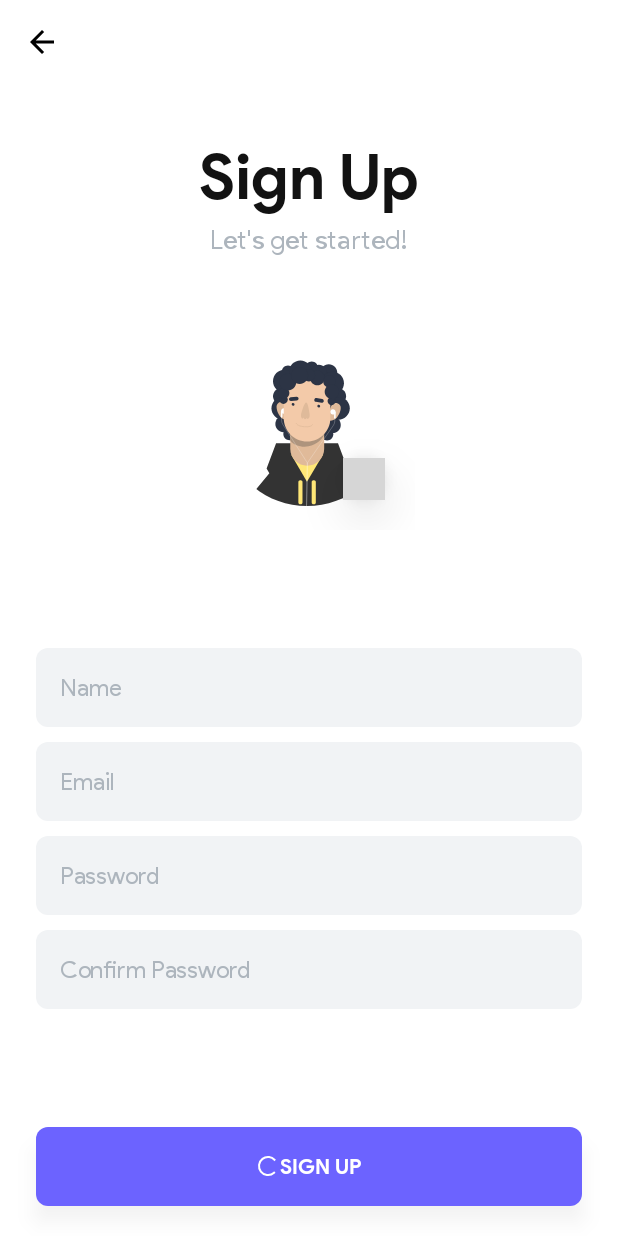
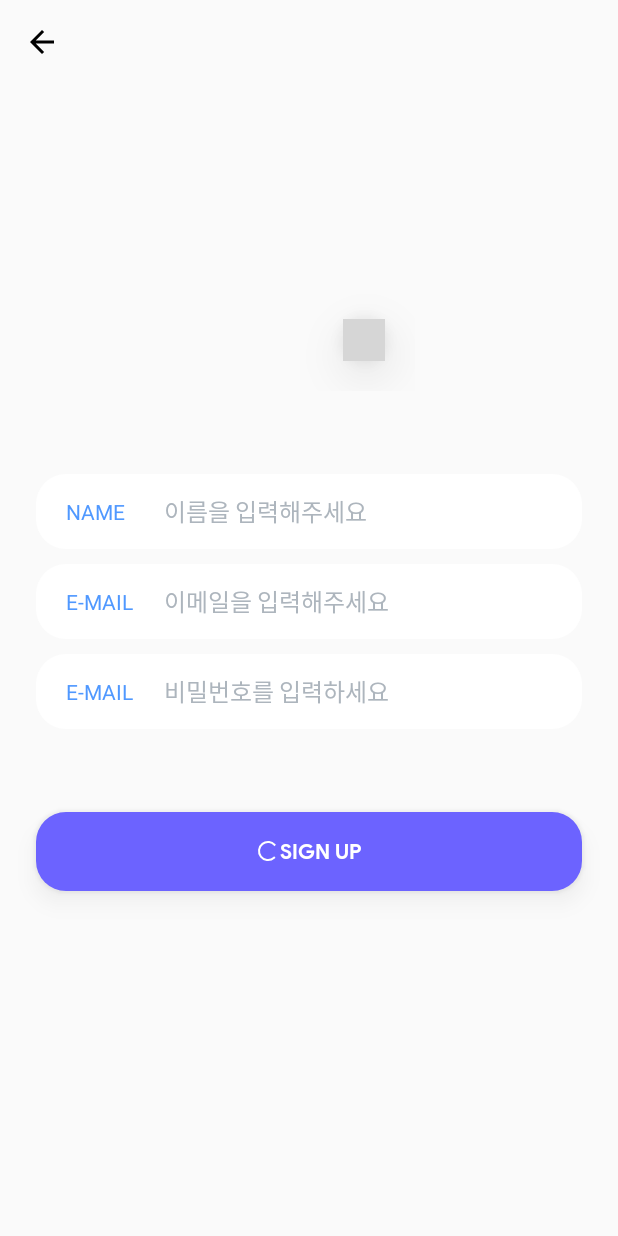
Before and after one commit to roian6/SunrinHack2020, an Android app: the RegisterActivity screen opened directly, with no data from a screen before it, on a phone screen of 412 x 824 dp. Run offline under Robolectric (Android 15) with nearby library versions, the phone set to English and light mode, and no system bars; our stand-ins replace CircleImageView, Firebase (no records; nobody signed in at launch, a user with empty details on screens opened directly), data binding; libraries missing offline, so code that uses them is left out: gun0912.tedimagepicker.builder, gun0912.tedkeyboardobserver; pictures from the network do not load; 1 statement that could not run was skipped; grey boxes are pictures that could not be loaded.

Commit message:
login_register_xml

```diff
--- a/app/src/main/java/com/david0926/sunrinhack2020/RegisterActivity.java
+++ b/app/src/main/java/com/david0926/sunrinhack2020/RegisterActivity.java
@@ -89,9 +89,6 @@ public class RegisterActivity extends AppCompatActivity {
             else if (!isValidPw(binding.getPw())) //invalid password
                 showErrorMsg("Please enter a valid password. (6~24 letters, 0-9 + A-z)");
 
-            else if (!binding.getPw().equals(binding.getPwcheck())) //password confirm failed
-                showErrorMsg("Please enter same password in both fields.");
-
             else if (binding.imgRegiProfile.getDrawable() == null) //profile image not uploaded
                 showErrorMsg("Please upload your profile image.");
 
@@ -182,7 +179,6 @@ public class RegisterActivity extends AppCompatActivity {
 
     private void setProfileImage(Uri uri) {
         if (getMimeType(uri).equals("image/jpeg") || getMimeType(uri).equals("image/png")) {
-            binding.lottieRegiProfile.setVisibility(View.GONE);
             Glide.with(this).load(uri).into(binding.imgRegiProfile);
         } else showErrorMsg("Please upload valid profile image. (jpeg, png)");
     }
--- a/app/src/main/res/drawable/round_box.xml
+++ b/app/src/main/res/drawable/round_box.xml
@@ -3,5 +3,5 @@
     xmlns:android="http://schemas.android.com/apk/res/android"
     android:shape="rectangle">
     <solid android:color="@android:color/white"/>
-    <corners android:radius="8dp"/>
+    <corners android:radius="20dp"/>
 </shape>
--- a/app/src/main/res/drawable/round_box_radius.xml
+++ b/app/src/main/res/drawable/round_box_radius.xml
@@ -3,6 +3,6 @@
     xmlns:android="http://schemas.android.com/apk/res/android"
     android:shape="rectangle">
     <solid android:color="@android:color/white"/>
-    <corners android:radius="8dp"/>
-    <stroke android:width="1dp" android:color="@color/colorPrimary"/>
+    <corners android:radius="20dp"/>
+    <stroke android:width="2dp" android:color="#4f98ff"/>
 </shape>
--- a/app/src/main/res/layout/activity_register.xml
+++ b/app/src/main/res/layout/activity_register.xml
@@ -30,7 +30,7 @@
         android:id="@+id/scroll_regi"
         android:layout_width="match_parent"
         android:layout_height="match_parent"
-        android:background="@android:color/white"
+        android:background="#fafafa"
         android:fillViewport="true"
         android:isScrollContainer="true"
         android:scrollbars="none">
@@ -57,32 +57,8 @@
                     app:navigationIcon="@drawable/ic_arrow_back_black_24dp"
                     app:title="" />
 
-                <TextView
-                    android:id="@+id/textView"
-                    android:layout_width="wrap_content"
-                    android:layout_height="wrap_content"
-                    android:layout_marginTop="36dp"
-                    android:fontFamily="@font/productb"
-                    android:text="Sign Up"
-                    android:textColor="@color/materialDarkBlack"
-                    android:textSize="42sp"
-                    app:layout_constraintEnd_toEndOf="parent"
-                    app:layout_constraintStart_toStartOf="parent"
-                    app:layout_constraintTop_toBottomOf="@+id/toolbar_regi" />
 
-                <TextView
-                    android:id="@+id/textView2"
-                    android:layout_width="wrap_content"
-                    android:layout_height="wrap_content"
-                    android:layout_marginTop="4dp"
-                    android:fontFamily="@font/productr"
-                    android:text="Let's get started!"
-                    android:textColor="@color/materialGray5"
-                    android:textSize="18sp"
-                    app:layout_constraintEnd_toEndOf="parent"
-                    app:layout_constraintHorizontal_bias="0.498"
-                    app:layout_constraintStart_toStartOf="parent"
-                    app:layout_constraintTop_toBottomOf="@+id/textView" />
+
 
                 <RelativeLayout
                     android:id="@+id/box_regi_profile"
@@ -93,8 +69,8 @@
                     app:layout_constraintEnd_toEndOf="parent"
                     app:layout_constraintHorizontal_bias="0.494"
                     app:layout_constraintStart_toStartOf="parent"
-                    app:layout_constraintTop_toBottomOf="@+id/textView2"
-                    app:layout_constraintVertical_bias="0.076">
+                    app:layout_constraintTop_toTopOf="parent"
+                    app:layout_constraintVertical_bias="0.172">
 
                     <ImageView
                         android:id="@+id/img_regi_editprofile"
@@ -113,28 +89,18 @@
                         android:translationZ="16dp"
                         android:contentDescription="Edit Profile" />
 
-                    <com.airbnb.lottie.LottieAnimationView
-                        android:id="@+id/lottie_regi_profile"
-                        android:layout_width="128dp"
-                        android:layout_height="128dp"
-                        android:layout_margin="16dp"
-                        android:elevation="8dp"
-                        app:layout_constraintVertical_bias="0.0"
-                        app:lottie_autoPlay="true"
-                        app:lottie_loop="true"
-                        app:lottie_rawRes="@raw/profile" />
 
                     <de.hdodenhof.circleimageview.CircleImageView
                         android:id="@+id/img_regi_profile"
                         android:layout_width="128dp"
                         android:layout_height="128dp"
-                        android:layout_margin="16dp"
                         app:civ_border_color="@color/materialGray2"
                         app:civ_border_width="0.5dp" />
 
                 </RelativeLayout>
 
                 <androidx.constraintlayout.widget.ConstraintLayout
+                    android:id="@+id/regi_edit_box"
                     android:layout_width="match_parent"
                     android:layout_height="wrap_content"
                     android:layout_marginTop="36dp"
@@ -145,17 +111,16 @@
                     <EditText
                         android:id="@+id/edit_regi_name"
                         android:layout_width="match_parent"
-                        android:layout_height="wrap_content"
+                        android:layout_height="50dp"
                         android:layout_marginHorizontal="24dp"
                         android:background="@drawable/round_box"
-                        android:backgroundTint="@color/materialGray1"
                         android:fontFamily="@font/productr"
-                        android:hint="Name"
+                        android:paddingLeft="85dp"
+                        android:hint="이름을 입력해주세요"
                         android:importantForAutofill="no"
                         android:inputType="text"
                         android:maxLength="10"
                         android:maxLines="1"
-                        android:padding="16dp"
                         android:text="@={name}"
                         android:textColorHint="@color/materialGray5"
                         android:textSize="16sp"
@@ -163,41 +128,62 @@
                         app:layout_constraintStart_toStartOf="parent"
                         app:layout_constraintTop_toTopOf="parent" />
 
+                    <TextView
+                        android:layout_width="wrap_content"
+                        android:layout_height="wrap_content"
+                        app:layout_constraintLeft_toLeftOf="@id/edit_regi_name"
+                        android:text="NAME"
+                        android:textColor="#4f98ff"
+                        app:layout_constraintTop_toTopOf="@id/edit_regi_name"
+                        app:layout_constraintBottom_toBottomOf="@id/edit_regi_name"
+                        android:layout_marginLeft="20dp"
+                        />
+
+
                     <EditText
                         android:id="@+id/edit_regi_email"
                         android:layout_width="match_parent"
-                        android:layout_height="wrap_content"
+                        android:layout_height="50dp"
                         android:layout_marginHorizontal="24dp"
                         android:layout_marginTop="10dp"
                         android:background="@drawable/round_box"
-                        android:backgroundTint="@color/materialGray1"
                         android:fontFamily="@font/productr"
-                        android:hint="Email"
+                        android:hint="이메일을 입력해주세요"
                         android:importantForAutofill="no"
                         android:inputType="textEmailAddress"
                         android:maxLength="50"
                         android:maxLines="1"
-                        android:padding="16dp"
                         android:text="@={email}"
+                        android:paddingLeft="85dp"
                         android:textColorHint="@color/materialGray5"
                         android:textSize="16sp"
                         app:layout_constraintEnd_toEndOf="parent"
                         app:layout_constraintStart_toStartOf="parent"
                         app:layout_constraintTop_toBottomOf="@+id/edit_regi_name" />
+                    <TextView
+                        android:layout_width="wrap_content"
+                        android:layout_height="wrap_content"
+                        app:layout_constraintLeft_toLeftOf="@id/edit_regi_email"
+                        android:text="E-MAIL"
+                        android:textColor="#4f98ff"
+                        app:layout_constraintTop_toTopOf="@id/edit_regi_email"
+                        app:layout_constraintBottom_toBottomOf="@id/edit_regi_email"
+                        android:layout_marginLeft="20dp"
+                        />
+
 
                     <EditText
                         android:id="@+id/edit_regi_pw"
                         android:layout_width="match_parent"
-                        android:layout_height="wrap_content"
+                        android:layout_height="50dp"
                         android:layout_marginHorizontal="24dp"
                         android:layout_marginTop="10dp"
                         android:background="@drawable/round_box"
-                        android:backgroundTint="@color/materialGray1"
                         android:fontFamily="@font/productr"
-                        android:hint="Password"
                         android:importantForAutofill="no"
+                        android:paddingLeft="85dp"
+                        android:hint="비밀번호를 입력하세요"
                         android:inputType="textPassword"
-                        android:padding="16dp"
                         android:text="@={pw}"
                         android:textColorHint="@color/materialGray5"
                         android:textSize="16sp"
@@ -205,26 +191,17 @@
                         app:layout_constraintStart_toStartOf="parent"
                         app:layout_constraintTop_toBottomOf="@+id/edit_regi_email" />
 
-                    <EditText
-                        android:id="@+id/edit_regi_pwcheck"
-                        android:layout_width="match_parent"
+                    <TextView
+                        android:layout_width="wrap_content"
                         android:layout_height="wrap_content"
-                        android:layout_marginHorizontal="24dp"
-                        android:layout_marginTop="10dp"
-                        android:background="@drawable/round_box"
-                        android:backgroundTint="@color/materialGray1"
-                        android:fontFamily="@font/productr"
-                        android:hint="Confirm Password"
-                        android:importantForAutofill="no"
-                        android:inputType="textPassword"
-                        android:padding="16dp"
-                        android:text="@={pwcheck}"
-                        android:textColorHint="@color/materialGray5"
-                        android:textSize="16sp"
-                        app:layout_constraintBottom_toBottomOf="parent"
-                        app:layout_constraintEnd_toEndOf="parent"
-                        app:layout_constraintStart_toStartOf="parent"
-                        app:layout_constraintTop_toBottomOf="@+id/edit_regi_pw" />
+                        app:layout_constraintLeft_toLeftOf="@id/edit_regi_pw"
+                        android:text="E-MAIL"
+                        android:textColor="#4f98ff"
+                        app:layout_constraintTop_toTopOf="@id/edit_regi_pw"
+                        app:layout_constraintBottom_toBottomOf="@id/edit_regi_pw"
+                        android:layout_marginLeft="20dp"
+                        />
+
                 </androidx.constraintlayout.widget.ConstraintLayout>
 
 
@@ -255,7 +232,8 @@
                     android:elevation="8dp"
                     android:gravity="center"
                     android:paddingVertical="17dp"
-                    app:layout_constraintBottom_toBottomOf="parent"
+                    app:layout_constraintTop_toBottomOf="@id/regi_edit_box"
+                    android:layout_marginTop="55dp"
                     app:layout_constraintEnd_toEndOf="parent"
                     app:layout_constraintStart_toStartOf="parent">
 
```
Also changed, not shown: app/src/main/res/layout/activity_login.xml (+86 -54 lines).
